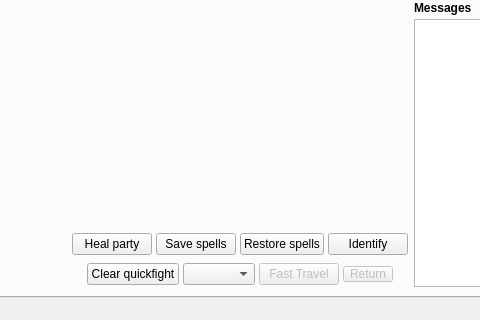
The window that wish/window.ui (malcyon/wish) describes before a commit, drawn with Qt 5; both pictures show x 98 to 578 and y 393 to 713 of the 779 by 713 pixel window.
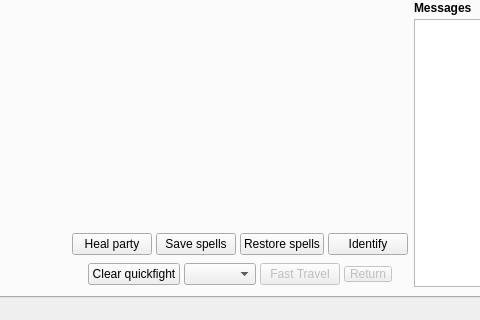
The same window after the commit. Custom widgets are drawn as their Qt base class.

Commit message: Replace inventory checkboxes with Yes/No strings and adjust Return button padding

Patch:
```diff
--- a/wish/window.ui
+++ b/wish/window.ui
@@ -1131,7 +1131,7 @@
                  <bool>false</bool>
                 </property>
                 <property name="styleSheet">
-                 <string>padding-left: 6px; padding-right: 6px;</string>
+                 <string>padding-left: 5px; padding-right: 5px;</string>
                 </property>
                 <property name="text">
                  <string>Return</string>
```
The commit also changes 2 other files.
